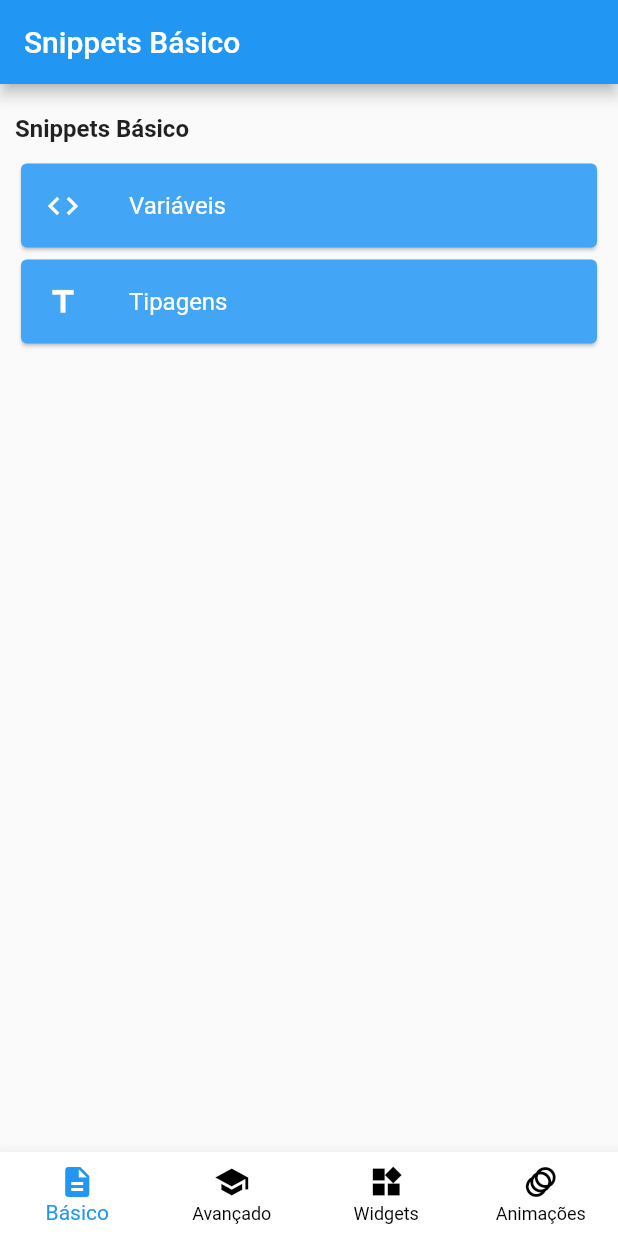
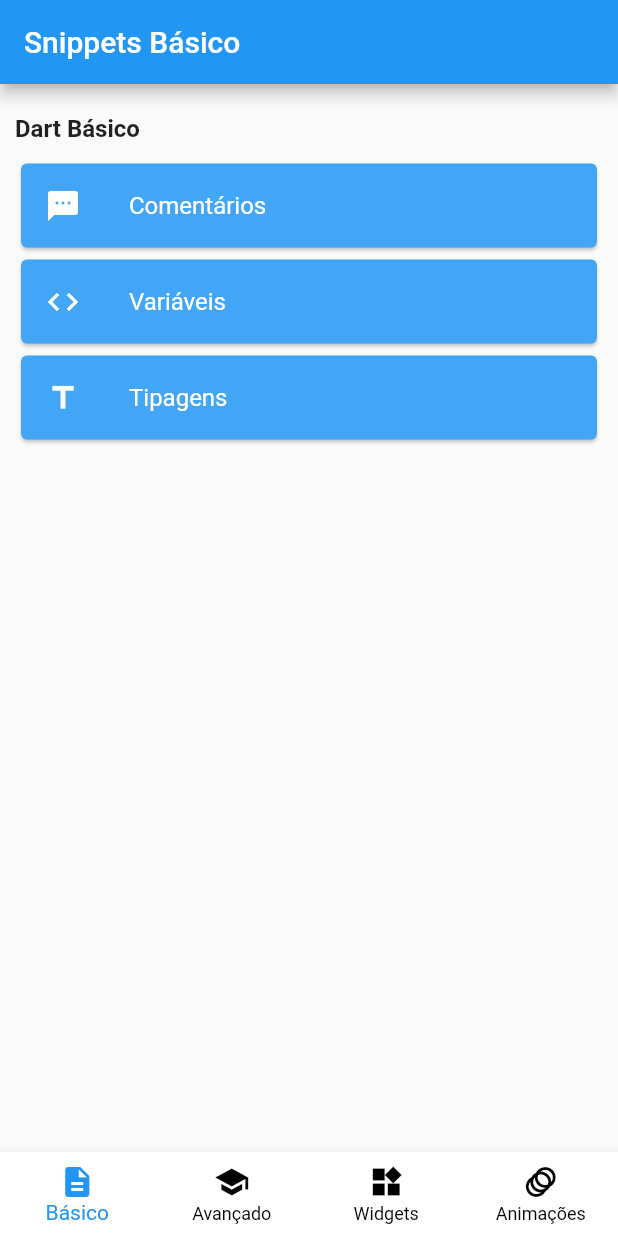
Before and after one commit to charleslana/flutter_snippets, a Flutter app: the screen it shows after launch, on a phone screen of 412 x 824 dp. Run offline on Flutter 3.47's test engine with Material 2 defaults, Android fonts, the phone set to English and light mode, and no system bars.

Commit message:
feat(snippet comments): add

```diff
--- a/lib/main.dart
+++ b/lib/main.dart
@@ -1,5 +1,6 @@
 import 'package:flutter/material.dart';
 import 'package:flutter_snippets/src/routes/app_routes.dart';
+import 'package:flutter_snippets/src/snippets/snippet_comments.dart';
 import 'package:flutter_snippets/src/snippets/snippet_types.dart';
 import 'package:flutter_snippets/src/snippets/snippet_variables.dart';
 import 'package:flutter_snippets/src/views/snippet_advanced.dart';
@@ -28,6 +29,7 @@ class MyApp extends StatelessWidget {
           AppRoutes.SNIPPET_ADVANCED: (_) => SnippetAdvanced(),
           AppRoutes.SNIPPET_WIDGETS: (_) => SnippetWidgets(),
           AppRoutes.SNIPPET_ANIMATIONS: (_) => SnippetAnimations(),
+          AppRoutes.SNIPPET_COMMENTS: (_) => SnippetComments(),
           AppRoutes.SNIPPET_VARIABLES: (_) => SnippetVariables(),
           AppRoutes.SNIPPET_TYPES: (_) => SnippetTypes(),
         },
--- a/lib/src/components/app_tab_bar_body.dart
+++ b/lib/src/components/app_tab_bar_body.dart
@@ -39,6 +39,7 @@ class AppTabBarBody extends StatelessWidget {
           child: Card(
             elevation: 0,
             child: Column(
+              crossAxisAlignment: CrossAxisAlignment.start,
               children: [
                 Padding(
                   padding: EdgeInsets.all(10),
--- a/lib/src/constants/app_constants.dart
+++ b/lib/src/constants/app_constants.dart
@@ -5,6 +5,8 @@ class AppConstants {
   static const TEXT_TITLE_ANIMATIONS = 'Snippets Animações';
   static const TEXT_BAR_WITH_BAR_EXAMPLE = 'Exemplo';
   static const TEXT_BAR_WITH_BAR_CODE = 'Código';
+  static const TEXT_CARD_BASIC_DART = 'Dart Básico';
+  static const TEXT_CARD_BASIC_COMMENTS = 'Comentários';
   static const TEXT_CARD_BASIC_VARIABLES = 'Variáveis';
   static const TEXT_CARD_BASIC_TYPES = 'Tipagens';
 }
--- a/lib/src/routes/app_routes.dart
+++ b/lib/src/routes/app_routes.dart
@@ -3,6 +3,7 @@ class AppRoutes {
   static const SNIPPET_ADVANCED = '/snippet-advanced';
   static const SNIPPET_WIDGETS = '/snippet-widgets';
   static const SNIPPET_ANIMATIONS = '/snippet-animations';
+  static const SNIPPET_COMMENTS = '/snippet-comments';
   static const SNIPPET_VARIABLES = '/snippet-variables';
   static const SNIPPET_TYPES = '/snippet-types';
 }
--- a/lib/src/views/snippet_basic.dart
+++ b/lib/src/views/snippet_basic.dart
@@ -21,12 +21,18 @@ class SnippetBasic extends StatelessWidget {
               Padding(
                 padding: EdgeInsets.symmetric(vertical: 10.0),
                 child: Text(
-                  AppConstants.TEXT_TITLE_BASIC,
+                  AppConstants.TEXT_CARD_BASIC_DART,
                   style: TextStyle(
                     fontWeight: FontWeight.bold,
                     fontSize: 16.0,
                   ),
                 ),
+              ),
+              AppCard(
+                text: AppConstants.TEXT_CARD_BASIC_COMMENTS,
+                icon: Icons.textsms,
+                onPressed: () =>
+                    Navigator.of(context).pushNamed(AppRoutes.SNIPPET_COMMENTS),
               ),
               AppCard(
                 text: AppConstants.TEXT_CARD_BASIC_VARIABLES,
```
Also changed, not shown: assets/snippets/comments.txt (added, +12 -0 lines), lib/src/snippets/snippet_comments.dart (added, +43 -0 lines).
